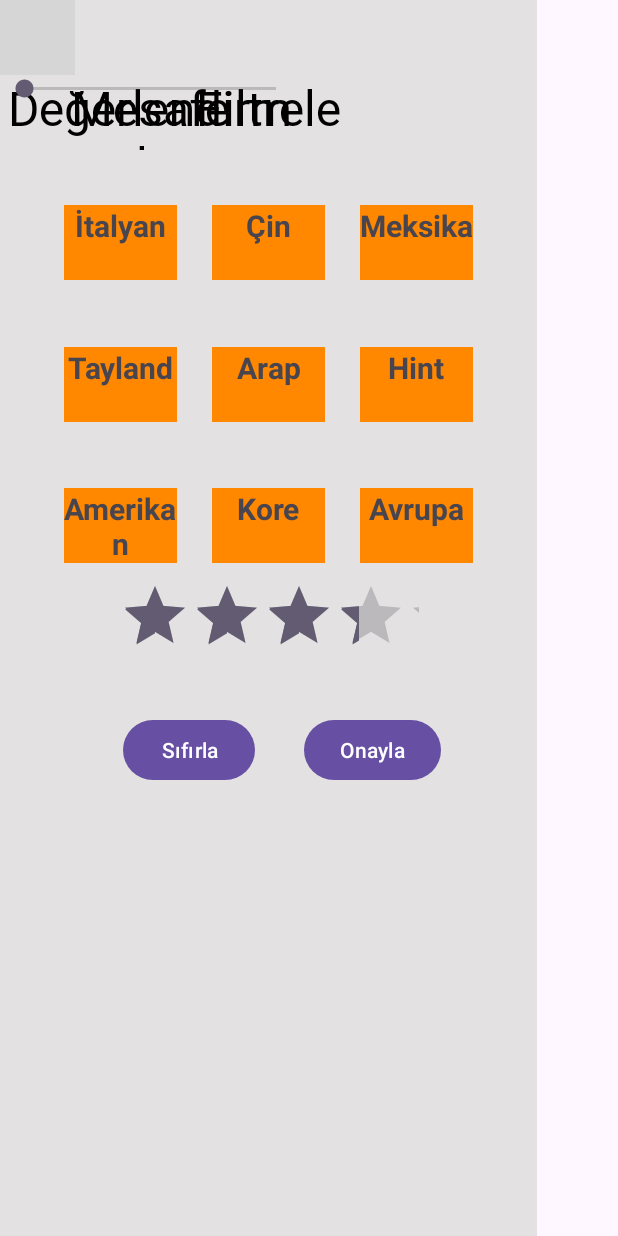
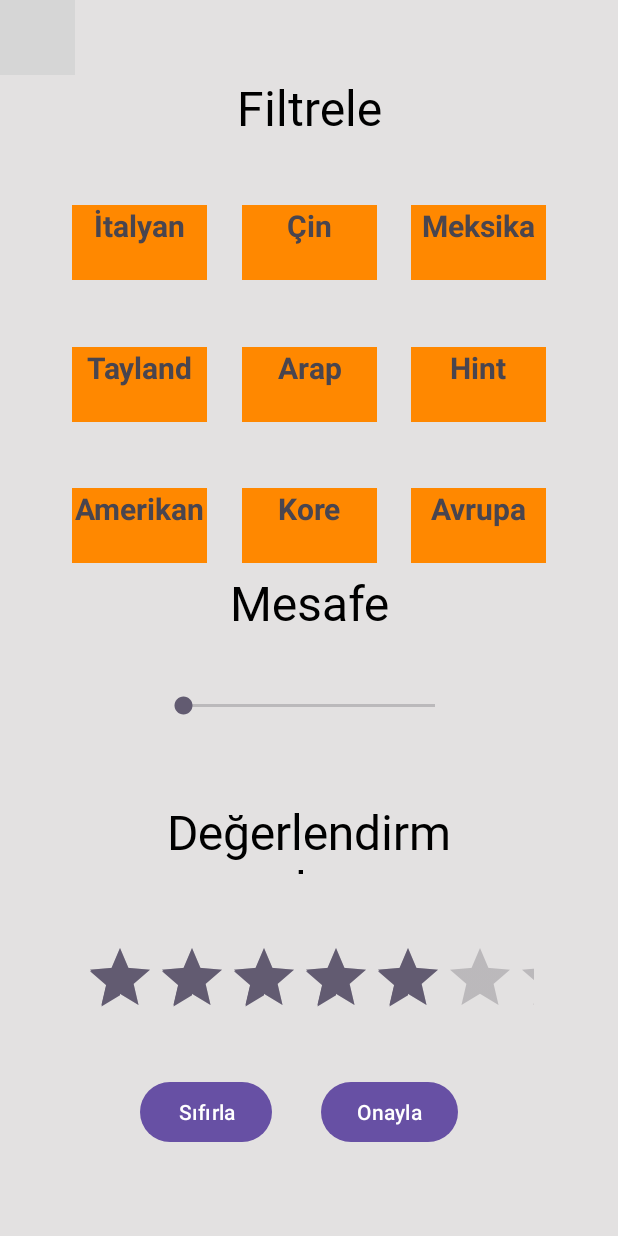
Before and after one commit to alierenbeyy/-List-Restaurants, an Android app: the layout filters.xml on its own in the app's theme, with its tools: preview values and no code run, on a phone screen of 412 x 824 dp. Run offline under Robolectric (Android 15) with nearby library versions, the phone set to English and light mode, and no system bars; Roboto replaces fonts that are not available here; grey boxes are pictures that could not be loaded.

Commit message:
fixed some errors

```diff
--- a/app/src/main/res/layout/activity_main.xml
+++ b/app/src/main/res/layout/activity_main.xml
@@ -46,7 +46,7 @@
                     android:layout_marginStart="20dp"
                     android:layout_marginEnd="20dp"
                     android:layout_marginBottom="30dp"
-                    app:layout_constraintBottom_toTopOf="@+id/linearLayout2"
+                    app:layout_constraintBottom_toTopOf="@+id/linearLayout9"
                     app:layout_constraintEnd_toEndOf="parent"
                     app:layout_constraintStart_toStartOf="parent"
                     app:layout_constraintTop_toTopOf="parent"
@@ -64,7 +64,7 @@
                 </LinearLayout>
 
                 <LinearLayout
-                    android:id="@+id/linearLayout2"
+                    android:id="@+id/linearLayout9"
                     android:layout_width="318dp"
                     android:layout_height="49dp"
                     app:layout_constraintBottom_toBottomOf="parent"
--- a/app/src/main/res/layout/filters.xml
+++ b/app/src/main/res/layout/filters.xml
@@ -6,19 +6,24 @@
     android:layout_height="match_parent">
 
     <LinearLayout
-        android:layout_width="358dp"
+        android:layout_width="412dp"
         android:layout_height="match_parent"
         android:background="#e3e1e1"
         android:orientation="vertical"
+        app:layout_constraintBottom_toBottomOf="parent"
+        app:layout_constraintEnd_toEndOf="parent"
+        app:layout_constraintStart_toStartOf="parent"
+        app:layout_constraintTop_toTopOf="parent"
         tools:visibility="visible">
 
 
         <ImageButton
+            android:contentDescription="@string/img"
             android:id="@+id/imageButton"
             android:layout_width="50dp"
             android:layout_height="50dp"
             android:backgroundTint="#e3e1e1"
-            android:tint="#121111"
+            app:tint="#121111"
             app:srcCompat="@drawable/car_ui_icon_arrow_back" />
 
         <androidx.constraintlayout.widget.ConstraintLayout
@@ -26,8 +31,8 @@
             android:layout_height="match_parent">
 
             <LinearLayout
-                android:id="@+id/linearLayout2"
-                android:layout_width="75dp"
+                android:id="@+id/linearLayout1"
+                android:layout_width="90dp"
                 android:layout_height="50dp"
                 app:layout_constraintBottom_toBottomOf="parent"
                 app:layout_constraintEnd_toEndOf="parent"
@@ -37,20 +42,20 @@
                 app:layout_constraintVertical_bias="0.38">
 
                 <TextView
-                    android:id="@+id/textView"
-                    android:layout_width="wrap_content"
+                    android:id="@+id/textView0"
+                    android:layout_width="0dp"
                     android:layout_height="match_parent"
                     android:layout_weight="1"
                     android:background="@android:color/holo_orange_dark"
-                    android:text="Amerikan"
+                    android:text="@string/Amerikan"
                     android:textAlignment="center"
-                    android:textSize="20dp"
+                    android:textSize="20sp"
                     android:textStyle="bold" />
             </LinearLayout>
 
             <LinearLayout
                 android:id="@+id/linearLayout2"
-                android:layout_width="75dp"
+                android:layout_width="90dp"
                 android:layout_height="50dp"
                 app:layout_constraintBottom_toBottomOf="parent"
                 app:layout_constraintEnd_toEndOf="parent"
@@ -59,20 +64,20 @@
                 app:layout_constraintVertical_bias="0.38">
 
                 <TextView
-                    android:id="@+id/textView"
-                    android:layout_width="wrap_content"
+                    android:id="@+id/textView01"
+                    android:layout_width="0dp"
                     android:layout_height="match_parent"
                     android:layout_weight="1"
                     android:background="@android:color/holo_orange_dark"
-                    android:text="Kore"
+                    android:text="@string/Kore"
                     android:textAlignment="center"
-                    android:textSize="20dp"
+                    android:textSize="20sp"
                     android:textStyle="bold" />
             </LinearLayout>
 
             <LinearLayout
-                android:id="@+id/linearLayout2"
-                android:layout_width="75dp"
+                android:id="@+id/linearLayout3"
+                android:layout_width="90dp"
                 android:layout_height="50dp"
                 app:layout_constraintBottom_toBottomOf="parent"
                 app:layout_constraintEnd_toEndOf="parent"
@@ -82,20 +87,20 @@
                 app:layout_constraintVertical_bias="0.38">
 
                 <TextView
-                    android:id="@+id/textView"
-                    android:layout_width="wrap_content"
+                    android:id="@+id/textView2"
+                    android:layout_width="0dp"
                     android:layout_height="match_parent"
                     android:layout_weight="1"
                     android:background="@android:color/holo_orange_dark"
-                    android:text="Avrupa"
+                    android:text="@string/avrupa"
                     android:textAlignment="center"
-                    android:textSize="20dp"
+                    android:textSize="20sp"
                     android:textStyle="bold" />
             </LinearLayout>
 
             <LinearLayout
-                android:id="@+id/linearLayout2"
-                android:layout_width="75dp"
+                android:id="@+id/linearLayout4"
+                android:layout_width="90dp"
                 android:layout_height="50dp"
                 app:layout_constraintBottom_toBottomOf="parent"
                 app:layout_constraintEnd_toEndOf="parent"
@@ -104,20 +109,20 @@
                 app:layout_constraintVertical_bias="0.25">
 
                 <TextView
-                    android:id="@+id/textView"
-                    android:layout_width="wrap_content"
+                    android:id="@+id/textView3"
+                    android:layout_width="0dp"
                     android:layout_height="match_parent"
                     android:layout_weight="1"
                     android:background="@android:color/holo_orange_dark"
-                    android:text="Arap"
+                    android:text="@string/arap"
                     android:textAlignment="center"
-                    android:textSize="20dp"
+                    android:textSize="20sp"
                     android:textStyle="bold" />
             </LinearLayout>
 
             <LinearLayout
-                android:id="@+id/linearLayout2"
-                android:layout_width="75dp"
+                android:id="@+id/linearLayout55"
+                android:layout_width="90dp"
                 android:layout_height="50dp"
                 app:layout_constraintBottom_toBottomOf="parent"
                 app:layout_constraintEnd_toEndOf="parent"
@@ -127,20 +132,20 @@
                 app:layout_constraintVertical_bias="0.25">
 
                 <TextView
-                    android:id="@+id/textView"
-                    android:layout_width="wrap_content"
+                    android:id="@+id/textView4"
+                    android:layout_width="0dp"
                     android:layout_height="match_parent"
                     android:layout_weight="1"
                     android:background="@android:color/holo_orange_dark"
-                    android:text="Hint"
+                    android:text="@string/hint"
                     android:textAlignment="center"
-                    android:textSize="20dp"
+                    android:textSize="20sp"
                     android:textStyle="bold" />
             </LinearLayout>
 
             <LinearLayout
-                android:id="@+id/linearLayout2"
-                android:layout_width="75dp"
+                android:id="@+id/linearLayout5"
+                android:layout_width="90dp"
                 android:layout_height="50dp"
                 app:layout_constraintBottom_toBottomOf="parent"
                 app:layout_constraintEnd_toEndOf="parent"
@@ -150,20 +155,20 @@
                 app:layout_constraintVertical_bias="0.25">
 
                 <TextView
-                    android:id="@+id/textView"
-                    android:layout_width="wrap_content"
+                    android:id="@+id/textView5"
+                    android:layout_width="0dp"
                     android:layout_height="match_parent"
                     android:layout_weight="1"
                     android:background="@android:color/holo_orange_dark"
-                    android:text="Tayland"
+                    android:text="@string/tayland"
                     android:textAlignment="center"
-                    android:textSize="20dp"
+                    android:textSize="20sp"
                     android:textStyle="bold" />
             </LinearLayout>
 
             <LinearLayout
-                android:id="@+id/linearLayout2"
-                android:layout_width="75dp"
+                android:id="@+id/linearLayout6"
+                android:layout_width="90dp"
                 android:layout_height="50dp"
                 app:layout_constraintBottom_toBottomOf="parent"
                 app:layout_constraintEnd_toEndOf="parent"
@@ -173,21 +178,21 @@
                 app:layout_constraintVertical_bias="0.120000005">
 
                 <TextView
-                    android:id="@+id/textView"
-                    android:layout_width="wrap_content"
+                    android:id="@+id/textView6"
+                    android:layout_width="0dp"
                     android:layout_height="match_parent"
                     android:layout_weight="1"
                     android:background="@android:color/holo_orange_dark"
-                    android:text="İtalyan"
+                    android:text="@string/italyan"
                     android:textAlignment="center"
-                    android:textSize="20dp"
+                    android:textSize="20sp"
                     android:textStyle="bold" />
 
             </LinearLayout>
 
             <LinearLayout
-                android:id="@+id/linearLayout2"
-                android:layout_width="75dp"
+                android:id="@+id/linearLayout7"
+                android:layout_width="90dp"
                 android:layout_height="50dp"
                 app:layout_constraintBottom_toBottomOf="parent"
                 app:layout_constraintEnd_toEndOf="parent"
@@ -196,14 +201,14 @@
                 app:layout_constraintVertical_bias="0.120000005">
 
                 <TextView
-                    android:id="@+id/textView"
-                    android:layout_width="wrap_content"
+                    android:id="@+id/textView7"
+                    android:layout_width="0dp"
                     android:layout_height="match_parent"
                     android:layout_weight="1"
                     android:background="@android:color/holo_orange_dark"
-                    android:text="Çin"
+                    android:text="@string/Cin"
                     android:textAlignment="center"
-                    android:textSize="20dp"
+                    android:textSize="20sp"
                     android:textStyle="bold" />
             </LinearLayout>
 
@@ -214,26 +219,26 @@
                 android:layout_marginStart="20dp"
                 android:layout_marginEnd="20dp"
                 android:layout_marginBottom="30dp"
-                app:layout_constraintBottom_toTopOf="@+id/linearLayout2"
+                app:layout_constraintBottom_toTopOf="@+id/linearLayout7"
                 app:layout_constraintEnd_toEndOf="parent"
                 app:layout_constraintStart_toStartOf="parent"
                 app:layout_constraintTop_toTopOf="parent"
                 app:layout_constraintVertical_bias="0.0">
 
                 <TextView
-                    android:id="@+id/textView1"
+                    android:id="@+id/textView8"
                     android:layout_width="match_parent"
                     android:layout_height="wrap_content"
                     android:fontFamily="@font/maiden_orange"
-                    android:text="Filtrele"
+                    android:text="@string/filtrele"
                     android:textAlignment="center"
                     android:textColor="#000000"
                     android:textSize="32sp" />
             </LinearLayout>
 
             <LinearLayout
-                android:id="@+id/linearLayout2"
-                android:layout_width="75dp"
+                android:id="@+id/linearLayout8"
+                android:layout_width="90dp"
                 android:layout_height="50dp"
                 app:layout_constraintBottom_toBottomOf="parent"
                 app:layout_constraintEnd_toEndOf="parent"
@@ -243,14 +248,14 @@
                 app:layout_constraintVertical_bias="0.120000005">
 
                 <TextView
-                    android:id="@+id/textView"
-                    android:layout_width="wrap_content"
+                    android:id="@+id/textView9"
+                    android:layout_width="0dp"
                     android:layout_height="match_parent"
                     android:layout_weight="1"
                     android:background="@android:color/holo_orange_dark"
-                    android:text="Meksika"
+                    android:text="@string/meksika"
                     android:textAlignment="center"
-                    android:textSize="20dp"
+                    android:textSize="20sp"
                     android:textStyle="bold" />
             </LinearLayout>
 
@@ -259,77 +264,74 @@
                 android:layout_width="match_parent"
                 android:layout_height="match_parent"
                 tools:layout_editor_absoluteX="0dp"
-                tools:layout_editor_absoluteY="16dp">
+                tools:layout_editor_absoluteY="-16dp">
 
                 <Button
                     android:id="@+id/button3"
                     android:layout_width="wrap_content"
                     android:layout_height="wrap_content"
+                    android:layout_marginStart="5dp"
                     android:layout_marginTop="39dp"
-                    android:layout_marginEnd="64dp"
+                    android:layout_marginEnd="80dp"
                     android:layout_marginBottom="31dp"
-                    android:text="Onayla"
+                    android:text="@string/onayla"
                     app:layout_constraintBottom_toBottomOf="parent"
                     app:layout_constraintEnd_toEndOf="parent"
-                    app:layout_constraintTop_toBottomOf="@+id/linearLayout6"
+                    app:layout_constraintStart_toEndOf="@+id/button4"
+                    app:layout_constraintTop_toBottomOf="@+id/linearLayout12"
                     app:layout_constraintVertical_bias="0.0" />
 
                 <Button
-                    android:id="@+id/button3"
+                    android:id="@+id/button4"
                     android:layout_width="wrap_content"
                     android:layout_height="wrap_content"
+                    android:layout_marginStart="50dp"
                     android:layout_marginTop="39dp"
                     android:layout_marginEnd="188dp"
                     android:layout_marginBottom="31dp"
-                    android:text="Sıfırla"
+                    android:text="@string/sifirla"
                     app:layout_constraintBottom_toBottomOf="parent"
                     app:layout_constraintEnd_toEndOf="parent"
-                    app:layout_constraintTop_toBottomOf="@+id/linearLayout6"
+                    app:layout_constraintStart_toStartOf="parent"
+                    app:layout_constraintTop_toBottomOf="@+id/linearLayout12"
                     app:layout_constraintVertical_bias="0.0" />
 
                 <LinearLayout
+                    android:id="@+id/linearLayout9"
                     android:layout_width="200dp"
                     android:layout_height="50dp"
+                    android:layout_marginStart="50dp"
+                    android:layout_marginTop="330dp"
+                    android:layout_marginEnd="50dp"
                     android:orientation="vertical"
-                    tools:layout_editor_absoluteX="79dp"
-                    tools:layout_editor_absoluteY="366dp">
+                    app:layout_constraintEnd_toEndOf="parent"
+                    app:layout_constraintStart_toStartOf="parent"
+                    app:layout_constraintTop_toTopOf="parent">
 
                     <TextView
-                        android:id="@+id/textView1"
+                        android:id="@+id/textView10"
                         android:layout_width="match_parent"
                         android:layout_height="wrap_content"
                         android:fontFamily="@font/maiden_orange"
-                        android:text="Değerlendirmeler"
+                        android:text="@string/mesafe"
                         android:textAlignment="center"
                         android:textColor="#000000"
                         android:textSize="32sp" />
                 </LinearLayout>
 
                 <LinearLayout
-                    android:layout_width="200dp"
-                    android:layout_height="50dp"
-                    android:orientation="vertical"
-                    tools:layout_editor_absoluteX="80dp"
-                    tools:layout_editor_absoluteY="276dp">
-
-                    <TextView
-                        android:id="@+id/textView1"
-                        android:layout_width="match_parent"
-                        android:layout_height="wrap_content"
-                        android:fontFamily="@font/maiden_orange"
-                        android:text="Mesafe"
-                        android:textAlignment="center"
-                        android:textColor="#000000"
-                        android:textSize="32sp" />
-                </LinearLayout>
-
-                <LinearLayout
-                    android:id="@+id/linearLayout5"
+                    android:id="@+id/linearLayout10"
                     android:layout_width="200dp"
                     android:layout_height="20dp"
+                    android:layout_marginStart="50dp"
+                    android:layout_marginTop="5dp"
+                    android:layout_marginEnd="50dp"
+                    android:layout_marginBottom="20dp"
                     android:orientation="vertical"
-                    tools:layout_editor_absoluteX="79dp"
-                    tools:layout_editor_absoluteY="325dp">
+                    app:layout_constraintBottom_toTopOf="@+id/linearLayout11"
+                    app:layout_constraintEnd_toEndOf="parent"
+                    app:layout_constraintStart_toStartOf="parent"
+                    app:layout_constraintTop_toBottomOf="@+id/linearLayout9">
 
                     <SeekBar
                         android:id="@+id/seekBar4"
@@ -339,16 +341,42 @@
                 </LinearLayout>
 
                 <LinearLayout
-                    android:id="@+id/linearLayout6"
+                    android:id="@+id/linearLayout11"
                     android:layout_width="200dp"
+                    android:layout_height="50dp"
+                    android:layout_marginStart="50dp"
+                    android:layout_marginTop="5dp"
+                    android:layout_marginEnd="50dp"
+                    android:layout_marginBottom="19dp"
+                    android:orientation="vertical"
+                    app:layout_constraintBottom_toTopOf="@+id/linearLayout12"
+                    app:layout_constraintEnd_toEndOf="parent"
+                    app:layout_constraintStart_toStartOf="parent"
+                    app:layout_constraintTop_toBottomOf="@+id/linearLayout10">
+
+                    <TextView
+                        android:id="@+id/textView1"
+                        android:layout_width="match_parent"
+                        android:layout_height="wrap_content"
+                        android:fontFamily="@font/maiden_orange"
+                        android:text="@string/degerlendirmeler"
+                        android:textAlignment="center"
+                        android:textColor="#000000"
+                        android:textSize="32sp" />
+                </LinearLayout>
+
+                <LinearLayout
+                    android:id="@+id/linearLayout12"
+                    android:layout_width="300dp"
                     android:layout_height="50dp"
                     android:layout_marginStart="79dp"
                     android:layout_marginEnd="79dp"
+                    android:layout_marginBottom="120dp"
                     android:orientation="vertical"
                     app:layout_constraintBottom_toBottomOf="parent"
                     app:layout_constraintEnd_toEndOf="parent"
                     app:layout_constraintStart_toStartOf="parent"
-                    app:layout_constraintTop_toBottomOf="@+id/linearLayout5"
+                    app:layout_constraintTop_toBottomOf="@+id/linearLayout11"
                     app:layout_constraintVertical_bias="0.45">
 
                     <RatingBar
--- a/app/src/main/res/values/strings.xml
+++ b/app/src/main/res/values/strings.xml
@@ -5,4 +5,23 @@
     <string name="arbys_adres">Restoran adresi buraya</string>
     <string name="burgerking">Burger King</string>
     <string name="little">Little Caesars Pizza</string>
+
+    <string name="filtrele">Filtrele</string>
+    <string name="mesafe">Mesafe</string>
+    <string name="degerlendirmeler">Değerlendirmeler</string>
+
+    <string name="sifirla">Sıfırla</string>
+    <string name="onayla">Onayla </string>
+
+    <string name="Amerikan">Amerikan</string>
+    <string name="Kore">Kore</string>
+    <string name="italyan">İtalyan</string>
+    <string name="Cin">Çin</string>
+    <string name="meksika">Meksika</string>
+    <string name="tayland">Tayland</string>
+    <string name="avrupa">Avrupa</string>
+    <string name="arap">Arap</string>
+    <string name="hint">Hint</string>
+
+    <string name="img">img</string>
 </resources>
```
